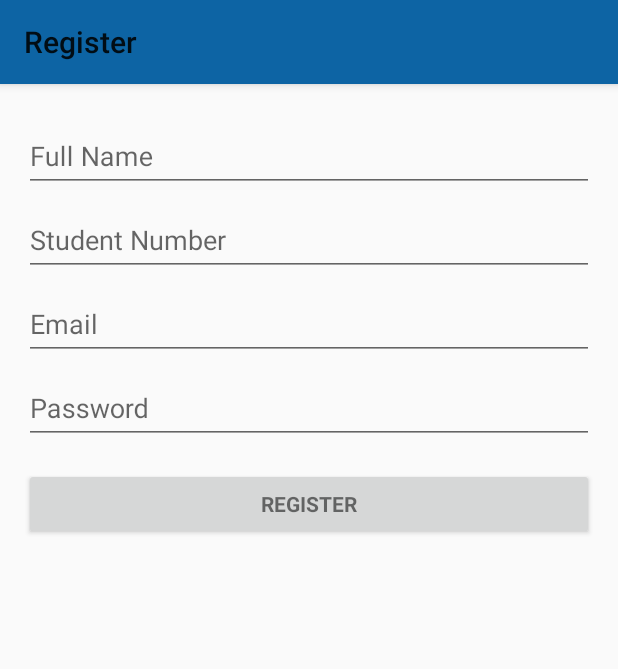
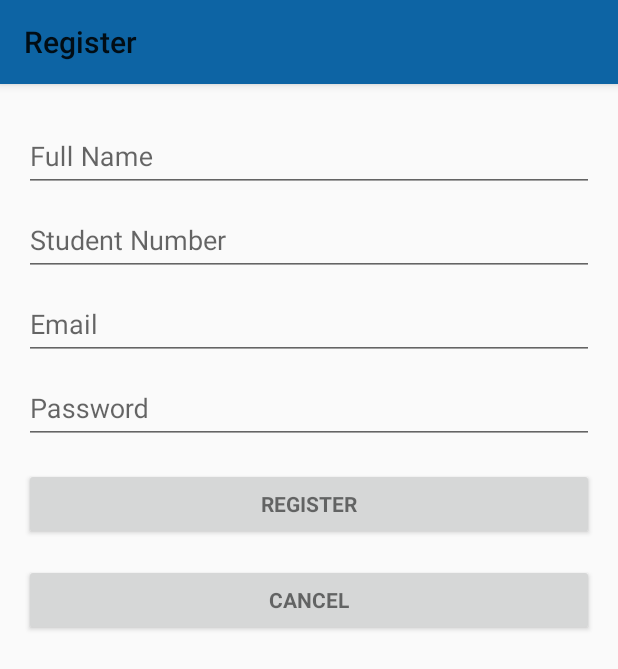
Before and after one commit to janicmikes/Gadgeothek, an Android app: the screen it shows after launch (LoginActivity), after a tap on "REGISTER", on a phone screen of 412 x 824 dp. Shown: the top 669 px of the screen. Run offline under Robolectric (Android 15) with nearby library versions, the light colour scheme and no system bars; 1 other tap on this screen came first.

Commit message:
added a cancel button on register fragment

```diff
--- a/app/src/main/java/ch/hsr/mge/gadgeothek/RegisterFragment.java
+++ b/app/src/main/java/ch/hsr/mge/gadgeothek/RegisterFragment.java
@@ -116,6 +116,14 @@ public class RegisterFragment extends Fragment {
             }
         });
 
+        Button mCancelButton = (Button) getView().findViewById(R.id.btn_cancel_register);
+        mCancelButton.setOnClickListener(new OnClickListener() {
+            @Override
+            public void onClick(View view) {
+                cancelRegistration();
+            }
+        });
+
         mEmailView.setText(activity.getEmail());
         mPasswordView.setText(activity.getPassword());
 
@@ -192,6 +200,10 @@ public class RegisterFragment extends Fragment {
         }
     }
 
+    private void cancelRegistration(){
+        activity.onCancelRegistration();
+    }
+
     private boolean isEmailValid(String email) {
         return email.contains("@");
     }
--- a/app/src/main/res/layout/fragment_register.xml
+++ b/app/src/main/res/layout/fragment_register.xml
@@ -101,6 +101,15 @@
                 android:text="@string/action_register"
                 android:textStyle="bold" />
 
+            <Button
+                android:id="@+id/btn_cancel_register"
+                style="?android:textAppearanceSmall"
+                android:layout_width="match_parent"
+                android:layout_height="wrap_content"
+                android:layout_marginTop="16dp"
+                android:text="@string/action_cancel_register"
+                android:textStyle="bold" />
+
         </LinearLayout>
     </ScrollView>
 </LinearLayout>
--- a/app/src/main/res/values/strings.xml
+++ b/app/src/main/res/values/strings.xml
@@ -32,4 +32,5 @@
     <string name="action_delete_reservation">Delete Reservation</string>
     <string name="action_add_reservation">Reserve Gadget</string>
     <string name="no_data_available">no entry found</string>
+    <string name="action_cancel_register">Cancel</string>
 </resources>
```
